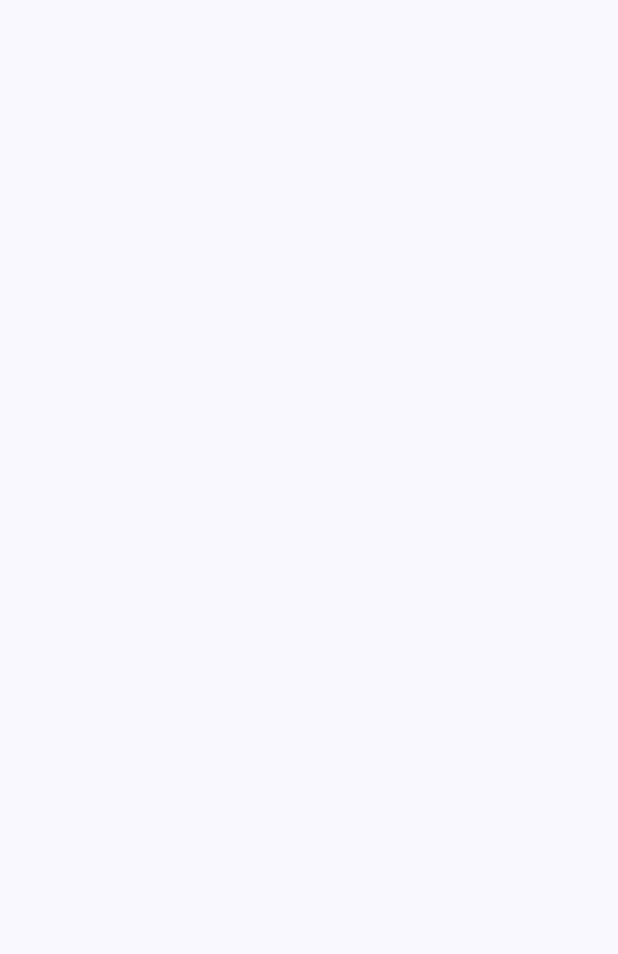
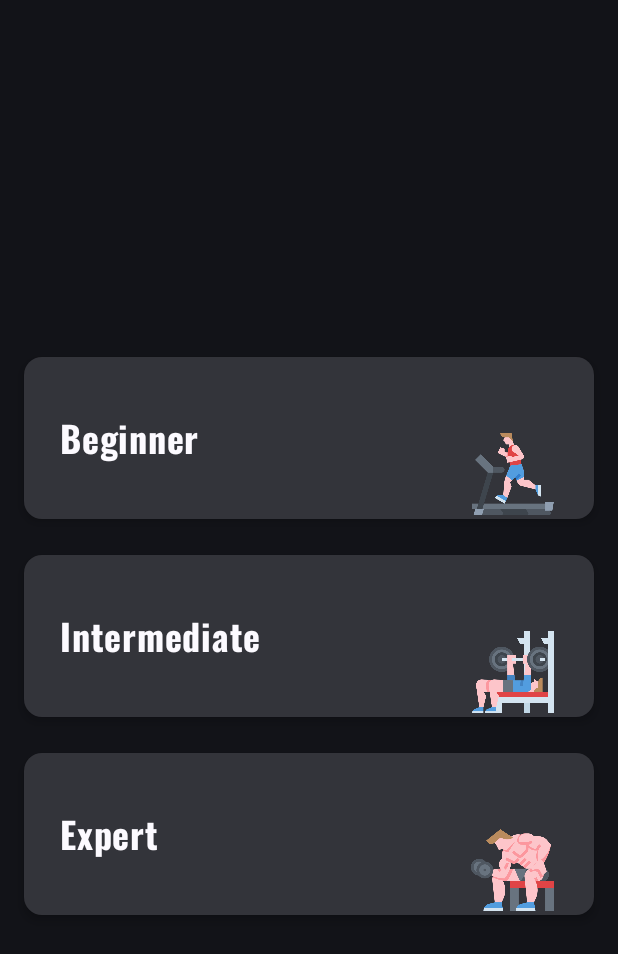
Before and after one commit to ZawWinNaung/Birds, an Android app built with Jetpack Compose: the screen it shows after launch (MainActivity), on a phone screen of 412 x 824 dp. Before the commit the part shown is empty. Shown: the top 954 px of the screen. Run offline under Robolectric (Android 15) with nearby library versions, the phone set to English and light mode, and no system bars; our stand-ins replace Dagger/Hilt's generated code.

Commit message:
level screen
- level screen and navigation

```diff
--- a/app/src/main/java/com/example/fitnessworkoutexercisesfree/MainActivity.kt
+++ b/app/src/main/java/com/example/fitnessworkoutexercisesfree/MainActivity.kt
@@ -14,8 +14,11 @@ import androidx.compose.ui.tooling.preview.Preview
 import androidx.navigation.compose.NavHost
 import androidx.navigation.compose.composable
 import androidx.navigation.compose.rememberNavController
+import androidx.navigation.toRoute
 import com.example.fitnessworkoutexercisesfree.navigation.Home
+import com.example.fitnessworkoutexercisesfree.navigation.Levels
 import com.example.fitnessworkoutexercisesfree.presentation.home.HomeScreen
+import com.example.fitnessworkoutexercisesfree.presentation.levels.LevelsScreen
 import com.example.fitnessworkoutexercisesfree.ui.theme.FitnessWorkoutExercisesFreeTheme
 import dagger.hilt.android.AndroidEntryPoint
 
@@ -31,10 +34,16 @@ class MainActivity : ComponentActivity() {
                     NavHost(
                         modifier = Modifier.padding(innerPadding),
                         navController = navController,
-                        startDestination = Home
+                        startDestination = Levels
                     ) {
-                        composable<Home> {
-                            HomeScreen()
+                        composable<Levels> {
+                            LevelsScreen(onNavigateToHome = { level ->
+                                navController.navigate(Home(level))
+                            })
+                        }
+                        composable<Home> { backStackEntry ->
+                            val home : Home = backStackEntry.toRoute()
+                            HomeScreen(home.level)
                         }
                     }
                 }
--- /dev/null
+++ b/app/src/main/java/com/example/fitnessworkoutexercisesfree/domain/model/Levels.kt
@@ -0,0 +1,6 @@
+package com.example.fitnessworkoutexercisesfree.domain.model
+
+data class Levels(
+    val level: String,
+    val image: Int
+)
--- a/app/src/main/java/com/example/fitnessworkoutexercisesfree/navigation/Screens.kt
+++ b/app/src/main/java/com/example/fitnessworkoutexercisesfree/navigation/Screens.kt
@@ -2,5 +2,11 @@ package com.example.fitnessworkoutexercisesfree.navigation
 
 import kotlinx.serialization.Serializable
 
+
 @Serializable
-object Home
+object Levels
+
+@Serializable
+data class Home(
+    val level: String
+)
--- /dev/null
+++ b/app/src/main/java/com/example/fitnessworkoutexercisesfree/presentation/levels/LevelsScreen.kt
@@ -0,0 +1,79 @@
+package com.example.fitnessworkoutexercisesfree.presentation.levels
+
+import androidx.compose.foundation.Image
+import androidx.compose.foundation.layout.Arrangement
+import androidx.compose.foundation.layout.Column
+import androidx.compose.foundation.layout.PaddingValues
+import androidx.compose.foundation.layout.Row
+import androidx.compose.foundation.layout.fillMaxSize
+import androidx.compose.foundation.layout.fillMaxWidth
+import androidx.compose.foundation.layout.padding
+import androidx.compose.foundation.layout.size
+import androidx.compose.foundation.lazy.LazyColumn
+import androidx.compose.foundation.lazy.items
+import androidx.compose.material3.Card
+import androidx.compose.material3.CardDefaults
+import androidx.compose.material3.Text
+import androidx.compose.runtime.Composable
+import androidx.compose.ui.Alignment
+import androidx.compose.ui.Modifier
+import androidx.compose.ui.res.painterResource
+import androidx.compose.ui.text.font.FontWeight
+import androidx.compose.ui.unit.dp
+import androidx.compose.ui.unit.sp
+import com.example.fitnessworkoutexercisesfree.R
+import com.example.fitnessworkoutexercisesfree.domain.model.Levels
+import com.example.fitnessworkoutexercisesfree.ui.theme.oswaldFontFamily
+
+@Composable
+fun LevelsScreen(onNavigateToHome: (String) -> Unit) {
+    val levels = listOf(
+        Levels("Beginner", R.drawable.level_beginner),
+        Levels("Intermediate", R.drawable.level_intermediate),
+        Levels("Expert", R.drawable.level_expert)
+    )
+    Column(
+        modifier = Modifier
+            .fillMaxSize()
+            .padding(16.dp, 0.dp),
+        verticalArrangement = Arrangement.Center,
+        horizontalAlignment = Alignment.CenterHorizontally
+    ) {
+        LazyColumn(contentPadding = PaddingValues(bottom = 16.dp, top = 16.dp)) {
+            items(levels) { item ->
+                Card(
+                    modifier = Modifier
+                        .fillMaxWidth()
+                        .padding(top = 24.dp),
+                    elevation = CardDefaults.cardElevation(
+                        defaultElevation = 4.dp
+                    ),
+                    onClick = {
+                        onNavigateToHome.invoke(item.level)
+                    }
+                ) {
+                    Row(
+                        modifier = Modifier
+                            .fillMaxSize()
+                            .padding(horizontal = 24.dp),
+                        horizontalArrangement = Arrangement.SpaceBetween,
+                        verticalAlignment = Alignment.Bottom
+                    ) {
+                        Text(
+                            modifier = Modifier.padding(vertical = 36.dp),
+                            text = item.level,
+                            fontSize = 24.sp,
+                            fontFamily = oswaldFontFamily,
+                            fontWeight = FontWeight.Bold
+                        )
+                        Image(
+                            modifier = Modifier.size(60.dp),
+                            painter = painterResource(id = item.image),
+                            contentDescription = item.level
+                        )
+                    }
+                }
+            }
+        }
+    }
+}
--- a/app/src/main/java/com/example/fitnessworkoutexercisesfree/ui/theme/Theme.kt
+++ b/app/src/main/java/com/example/fitnessworkoutexercisesfree/ui/theme/Theme.kt
@@ -43,11 +43,11 @@ fun FitnessWorkoutExercisesFreeTheme(
     val colorScheme = when {
         dynamicColor && Build.VERSION.SDK_INT >= Build.VERSION_CODES.S -> {
             val context = LocalContext.current
-            if (darkTheme) dynamicDarkColorScheme(context) else dynamicLightColorScheme(context)
+            dynamicDarkColorScheme(context)
         }
 
         darkTheme -> DarkColorScheme
-        else -> LightColorScheme
+        else -> DarkColorScheme
     }
 
     MaterialTheme(
--- a/app/src/main/java/com/example/fitnessworkoutexercisesfree/ui/theme/Type.kt
+++ b/app/src/main/java/com/example/fitnessworkoutexercisesfree/ui/theme/Type.kt
@@ -2,9 +2,11 @@ package com.example.fitnessworkoutexercisesfree.ui.theme
 
 import androidx.compose.material3.Typography
 import androidx.compose.ui.text.TextStyle
+import androidx.compose.ui.text.font.Font
 import androidx.compose.ui.text.font.FontFamily
 import androidx.compose.ui.text.font.FontWeight
 import androidx.compose.ui.unit.sp
+import com.example.fitnessworkoutexercisesfree.R
 
 // Set of Material typography styles to start with
 val Typography = Typography(
@@ -32,3 +34,10 @@ val Typography = Typography(
     )
     */
 )
+
+val oswaldFontFamily = FontFamily(
+    Font(R.font.oswald_light, FontWeight.Light),
+    Font(R.font.oswald_regular, FontWeight.Normal),
+    Font(R.font.oswald_medium, FontWeight.Medium),
+    Font(R.font.oswald_bold, FontWeight.Bold)
+)
```
Also changed, not shown: app/src/main/java/com/example/fitnessworkoutexercisesfree/presentation/home/HomeScreen.kt (+15 -3 lines), app/src/main/res/drawable/level_beginner.png (added), app/src/main/res/drawable/level_expert.png (added), app/src/main/res/drawable/level_intermediate.png (added), app/src/main/res/font/oswald_bold.ttf (added), app/src/main/res/font/oswald_light.ttf (added), app/src/main/res/font/oswald_medium.ttf (added), app/src/main/res/font/oswald_regular.ttf (added).
